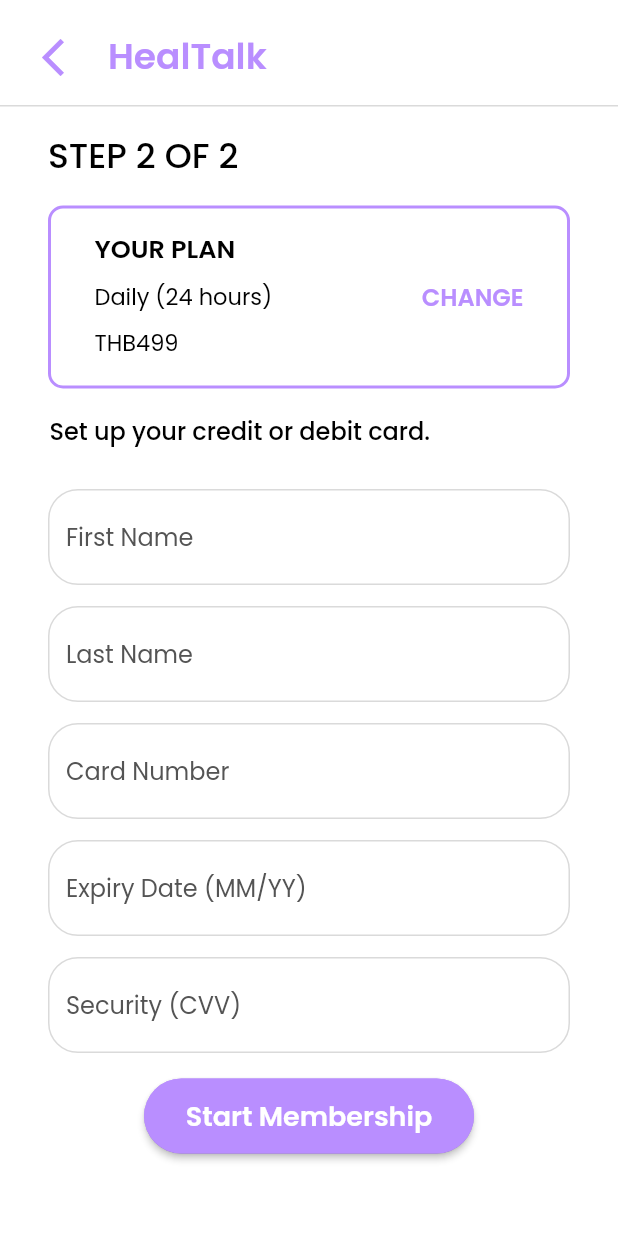
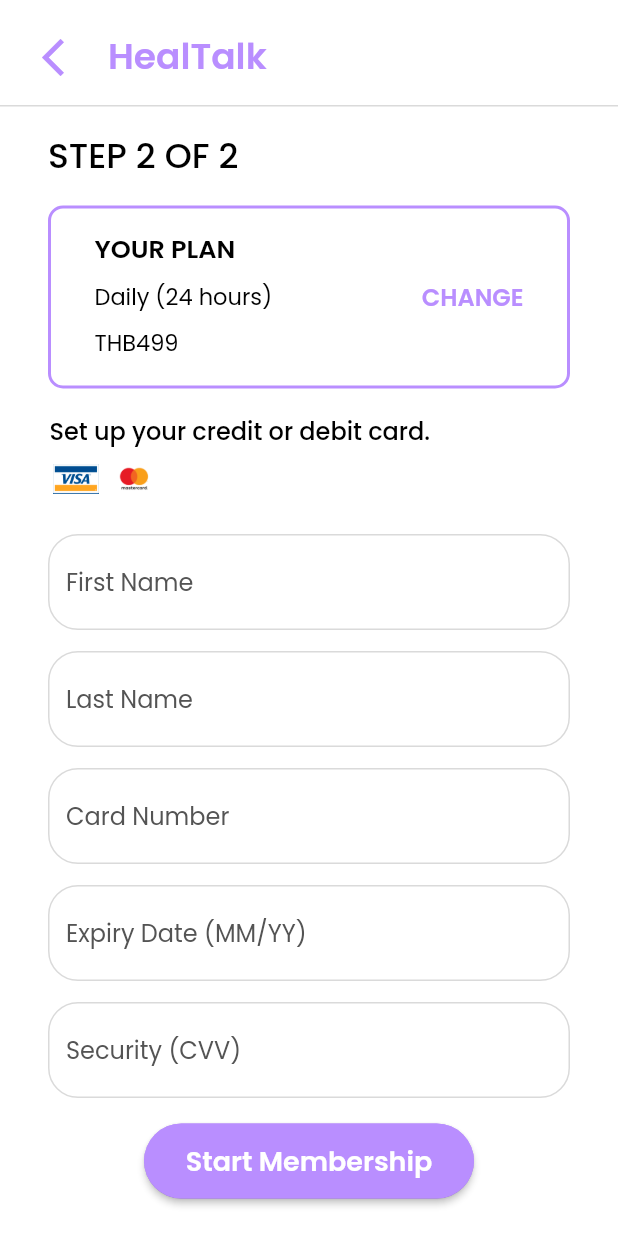
Before and after one commit to jedipw/HealJai, a Flutter app: the PaymentView screen opened by its route, after a tap on "Next", on a phone screen of 412 x 824 dp. Run offline on Flutter 3.47's test engine with Material 2 defaults, Android fonts, the phone set to English and light mode, and no system bars; our stand-ins replace cloud_firestore, firebase_auth, firebase_core; accounts and stored records are empty.

Commit message:
Modify payment step 2

```diff
--- a/lib/utilities/payment/step_one.dart
+++ b/lib/utilities/payment/step_one.dart
@@ -140,6 +140,7 @@ class _PaymentStepOneState extends State<PaymentStepOne> {
                 SizedBox(width: 8),
                 Expanded(
                   child: Text(
+
                     'Change or cancel your plan anytime.',
                     style: TextStyle(
                       fontFamily: 'Poppins',
--- a/lib/utilities/payment/step_two.dart
+++ b/lib/utilities/payment/step_two.dart
@@ -1,9 +1,35 @@
 import 'package:flutter/material.dart';
 import 'package:healjai/constants/color.dart';
 import 'package:healjai/constants/routes.dart';
+import 'package:healjai/utilities/modal.dart';
 
 class PaymentStepTwo extends StatelessWidget {
-  const PaymentStepTwo({super.key});
+  const PaymentStepTwo({super.key, required this.packageIndex});
+  final int packageIndex;
+
+  String getPlanName() {
+    String planName = '';
+    if (packageIndex == 0) {
+      planName = 'Daily (24 hours)';
+    } else if (packageIndex == 1) {
+      planName = 'Weekly (7 days)';
+    } else if (packageIndex == 2) {
+      planName = 'Monthly (30 days)';
+    }
+    return planName;
+  }
+
+  String getPrice() {
+    String planPrice = '';
+    if (packageIndex == 0) {
+      planPrice = 'THB499';
+    } else if (packageIndex == 1) {
+      planPrice = 'THB2,999';
+    } else if (packageIndex == 2) {
+      planPrice = 'THB9,999';
+    }
+    return planPrice;
+  }
 
   @override
   Widget build(BuildContext context) {
@@ -56,8 +82,8 @@ class PaymentStepTwo extends StatelessWidget {
                           Expanded(
                             child: Column(
                               crossAxisAlignment: CrossAxisAlignment.start,
-                                  children: const [
-                                    Padding(
+                              children: [
+                                const Padding(
                                   padding: EdgeInsets.all(4.0),
                                   child: Text(
                                     'YOUR PLAN',
@@ -71,10 +97,10 @@ class PaymentStepTwo extends StatelessWidget {
                                   ),
                                 ),
                                 Padding(
-                                      padding: EdgeInsets.all(4.0),
+                                  padding: const EdgeInsets.all(4.0),
                                   child: Text(
-                                        'Daily (24 hours)',
-                                        style: TextStyle(
+                                    getPlanName(),
+                                    style: const TextStyle(
                                       fontFamily: 'Poppins',
                                       fontStyle: FontStyle.normal,
                                       fontWeight: FontWeight.w400,
@@ -84,10 +110,10 @@ class PaymentStepTwo extends StatelessWidget {
                                   ),
                                 ),
                                 Padding(
-                                      padding: EdgeInsets.all(4.0),
+                                  padding: const EdgeInsets.all(4.0),
                                   child: Text(
-                                        'THB499',
-                                        style: TextStyle(
+                                    getPrice(),
+                                    style: const TextStyle(
                                       fontFamily: 'Poppins',
                                       fontStyle: FontStyle.normal,
                                       fontWeight: FontWeight.w400,
@@ -139,6 +165,21 @@ class PaymentStepTwo extends StatelessWidget {
             ),
           ],
         ),
+        const SizedBox(height: 10),
+        Row(
+          children: [
+            const SizedBox(width: 35),
+            Image.asset(
+              'assets/images/Old_Visa_Logo.svg.png',
+              height: 20,
+            ),
+            const SizedBox(width: 10),
+            Image.asset(
+              'assets/images/mastercard.png',
+              height: 20,
+            )
+          ],
+        ),
         const SizedBox(height: 20),
         /*Row(children: [
               Image.asset(
@@ -154,6 +195,7 @@ class PaymentStepTwo extends StatelessWidget {
             Padding(
               padding: EdgeInsets.symmetric(horizontal: 32, vertical: 7),
               child: TextField(
+                cursorColor: darkPurple,
                 decoration: InputDecoration(
                   border: OutlineInputBorder(
                     borderRadius: BorderRadius.all(Radius.circular(20.0)),
@@ -181,6 +223,7 @@ class PaymentStepTwo extends StatelessWidget {
             Padding(
               padding: EdgeInsets.symmetric(horizontal: 32, vertical: 7),
               child: TextField(
+                cursorColor: darkPurple,
                 decoration: InputDecoration(
                   border: OutlineInputBorder(
                     borderRadius: BorderRadius.all(Radius.circular(20.0)),
@@ -208,6 +251,7 @@ class PaymentStepTwo extends StatelessWidget {
             Padding(
               padding: EdgeInsets.symmetric(horizontal: 32, vertical: 7),
               child: TextField(
+                cursorColor: darkPurple,
                 decoration: InputDecoration(
                   border: OutlineInputBorder(
                     borderRadius: BorderRadius.all(Radius.circular(20.0)),
@@ -235,6 +279,7 @@ class PaymentStepTwo extends StatelessWidget {
             Padding(
               padding: EdgeInsets.symmetric(horizontal: 32, vertical: 7),
               child: TextField(
+                cursorColor: darkPurple,
                 decoration: InputDecoration(
                   border: OutlineInputBorder(
                     borderRadius: BorderRadius.all(Radius.circular(20.0)),
@@ -262,6 +307,7 @@ class PaymentStepTwo extends StatelessWidget {
             Padding(
               padding: EdgeInsets.symmetric(horizontal: 32, vertical: 7),
               child: TextField(
+                cursorColor: darkPurple,
                 decoration: InputDecoration(
                   border: OutlineInputBorder(
                     borderRadius: BorderRadius.all(Radius.circular(20.0)),
@@ -297,10 +343,16 @@ class PaymentStepTwo extends StatelessWidget {
             borderRadius: BorderRadius.circular(30),
           ),
           child: ElevatedButton(
-                onPressed: () {
+            onPressed: () async {
+              showLoadModal(context);
+              await Future.delayed(const Duration(milliseconds: 1000))
+                  .then((_) {
+                Navigator.pop(context);
+                Navigator.pop(context);
                 Navigator.of(context).pushNamed(
                   healTalkRoute,
                 );
+              });
             },
             style: ElevatedButton.styleFrom(
               backgroundColor:
--- a/lib/views/payment_view.dart
+++ b/lib/views/payment_view.dart
@@ -92,7 +92,7 @@ class _PaymentViewState extends State<PaymentView> {
                 },
                 packageIndex: _packageIndex,
               )
-            : const PaymentStepTwo(),
+            : PaymentStepTwo(packageIndex: _packageIndex),
       ),
     );
   }
```
Lines whose indentation alone changed are shown as unchanged.
